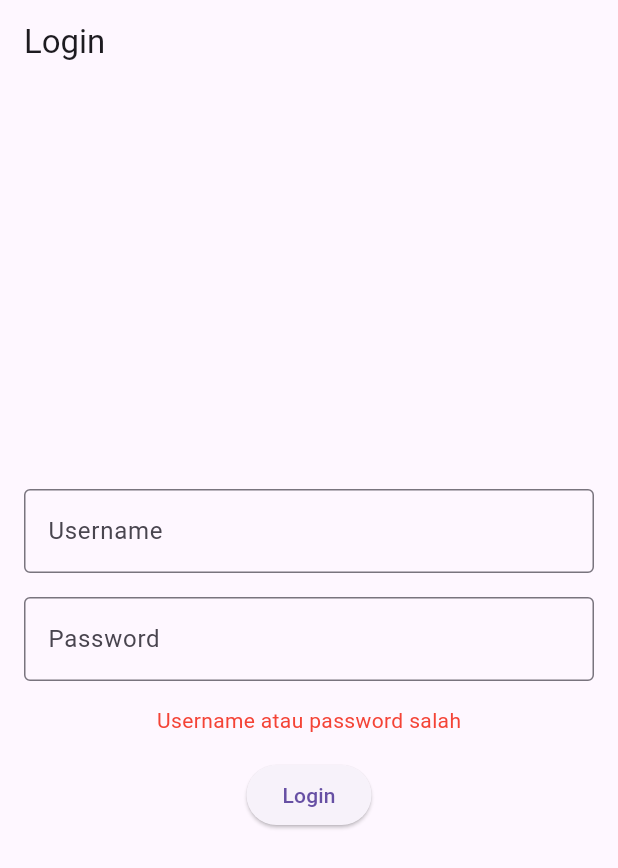
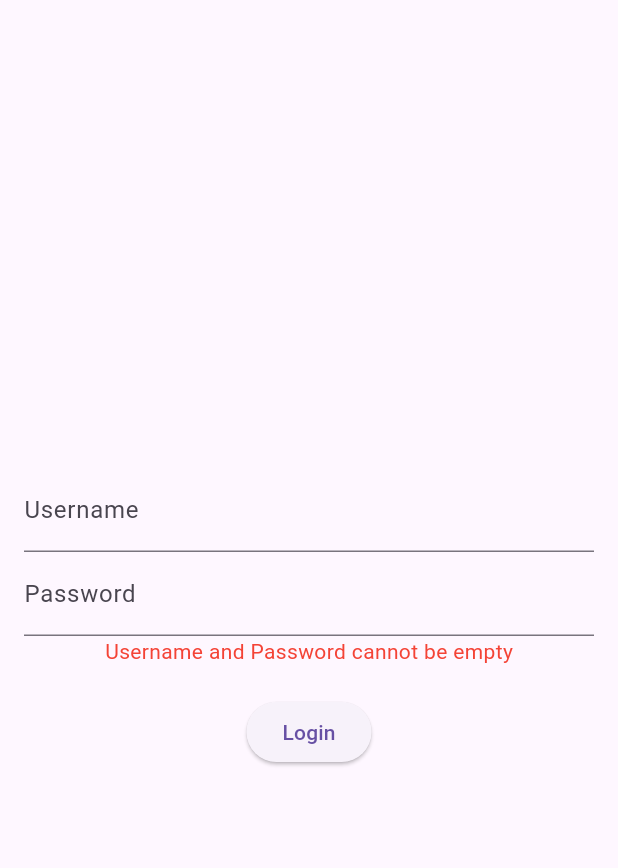
Before and after one commit to FawwazAfkar/pos_kasir_app, a Flutter app: the screen it shows after launch, after a tap on "Login", on a phone screen of 412 x 824 dp. Shown: the top 868 px of the screen. Run offline on Flutter 3.47's test engine with Material 3 defaults, Android fonts, the light colour scheme and no system bars; our stand-ins replace fl_chart, get.

Commit message:
Add sales model and implement sidebar navigation; refactor login view and controllers

```diff
--- a/lib/controllers/login_controller.dart
+++ b/lib/controllers/login_controller.dart
@@ -1,22 +1,21 @@
 import 'package:get/get.dart';
 
 class LoginController extends GetxController {
-  final RxString username = ''.obs;
-  final RxString password = ''.obs;
-  final RxBool isLoading = false.obs;
-  final RxString errorMessage = ''.obs;
+  var username = ''.obs;
+  var password = ''.obs;
+  var errorMessage = ''.obs;
 
   void login() {
-    isLoading.value = true;
-    errorMessage.value = '';
-
-    // Simulasi login
-    if (username.value == 'admin' && password.value == 'password') {
-      Get.offNamed('/dashboard');
-    } else {
-      errorMessage.value = 'Username atau password salah';
+    if (username.value.isEmpty || password.value.isEmpty) {
+      errorMessage.value = 'Username and Password cannot be empty';
+      return;
     }
 
-    isLoading.value = false;
+    // Mock login validation
+    if (username.value == 'admin' && password.value == 'password') {
+      Get.toNamed('/dashboard');
+    } else {
+      errorMessage.value = 'Invalid Username or Password';
+    }
   }
 }
--- a/lib/main.dart
+++ b/lib/main.dart
@@ -1,53 +1,22 @@
 import 'package:flutter/material.dart';
 import 'package:get/get.dart';
-
-// Import views
 import 'views/login_view.dart';
 import 'views/dashboard_view.dart';
 import 'views/cashier_view.dart';
 
-// Import controllers
-import 'controllers/login_controller.dart';
-import 'controllers/dashboard_controller.dart';
-import 'controllers/cashier_controller.dart';
-
 void main() {
-  runApp(const MyApp());
+  runApp(MyApp());
 }
 
 class MyApp extends StatelessWidget {
-  const MyApp({Key? key}) : super(key: key);
-
   @override
   Widget build(BuildContext context) {
     return GetMaterialApp(
-      title: 'POS App',
-      theme: ThemeData(
-        primarySwatch: Colors.blue,
-      ),
       initialRoute: '/login',
       getPages: [
-        GetPage(
-          name: '/login',
-          page: () => const LoginView(),
-          binding: BindingsBuilder(() {
-            Get.lazyPut<LoginController>(() => LoginController());
-          }),
-        ),
-        GetPage(
-          name: '/dashboard',
-          page: () => const DashboardView(),
-          binding: BindingsBuilder(() {
-            Get.lazyPut<DashboardController>(() => DashboardController());
-          }),
-        ),
-        GetPage(
-          name: '/cashier',
-          page: () => const CashierView(),
-          binding: BindingsBuilder(() {
-            Get.lazyPut<CashierController>(() => CashierController());
-          }),
-        ),
+        GetPage(name: '/login', page: () => LoginView()),
+        GetPage(name: '/dashboard', page: () => DashboardView()),
+        GetPage(name: '/cashier', page: () => CashierView()),
       ],
     );
   }
--- /dev/null
+++ b/lib/models/sales_model.dart
@@ -0,0 +1,6 @@
+class Sale {
+  final DateTime date;
+  final double amount;
+
+  Sale({required this.date, required this.amount});
+}
--- a/lib/views/login_view.dart
+++ b/lib/views/login_view.dart
@@ -1,41 +1,36 @@
 import 'package:flutter/material.dart';
 import 'package:get/get.dart';
 import '../controllers/login_controller.dart';
-import '../widgets/custom_input_field.dart';
 
-class LoginView extends GetView<LoginController> {
-  const LoginView({Key? key}) : super(key: key);
+class LoginView extends StatelessWidget {
+  final LoginController controller = Get.put(LoginController());
 
   @override
   Widget build(BuildContext context) {
     return Scaffold(
-      appBar: AppBar(title: const Text('Login')),
-      body: Padding(
+      body: Center(
+        child: Padding(
           padding: const EdgeInsets.all(16.0),
           child: Column(
             mainAxisAlignment: MainAxisAlignment.center,
             children: [
-            CustomInputField(
-              hintText: 'Username',
+              TextField(
+                decoration: InputDecoration(labelText: 'Username'),
                 onChanged: (value) => controller.username.value = value,
               ),
-            const SizedBox(height: 16),
-            CustomInputField(
-              hintText: 'Password',
-              isPassword: true,
+              TextField(
+                decoration: InputDecoration(labelText: 'Password'),
+                obscureText: true,
                 onChanged: (value) => controller.password.value = value,
               ),
-            const SizedBox(height: 16),
-            Obx(() => Text(
-                  controller.errorMessage.value,
-                  style: const TextStyle(color: Colors.red),
-                )),
-            const SizedBox(height: 16),
+              Obx(() => Text(controller.errorMessage.value, style: TextStyle(color: Colors.red))),
+              SizedBox(height: 20),
               ElevatedButton(
                 onPressed: controller.login,
-              child: const Text('Login'),
+                child: Text('Login'),
               ),
             ],
+          ),
         ),
       ),
     );
--- a/lib/widgets/custom_input_field.dart
+++ /dev/null
@@ -1,26 +0,0 @@
-import 'package:flutter/material.dart';
-
-class CustomInputField extends StatelessWidget {
-  final String hintText;
-  final bool isPassword;
-  final Function(String) onChanged;
-
-  const CustomInputField({
-    Key? key,
-    required this.hintText,
-    this.isPassword = false,
-    required this.onChanged,
-  }) : super(key: key);
-
-  @override
-  Widget build(BuildContext context) {
-    return TextField(
-      decoration: InputDecoration(
-        hintText: hintText,
-        border: OutlineInputBorder(),
-      ),
-      obscureText: isPassword,
-      onChanged: onChanged,
-    );
-  }
-}
```
Also changed, not shown: lib/controllers/cashier_controller.dart (+12 -20 lines), lib/controllers/dashboard_controller.dart (+16 -13 lines), lib/views/cashier_view.dart (+31 -32 lines), lib/views/dashboard_view.dart (+41 -29 lines), lib/widgets/sidebar.dart (added, +29 -0 lines), lib/widgets/sidebar_widget.dart (deleted, +0 -35 lines), 1 other file. Lines whose indentation alone changed are shown as unchanged.
